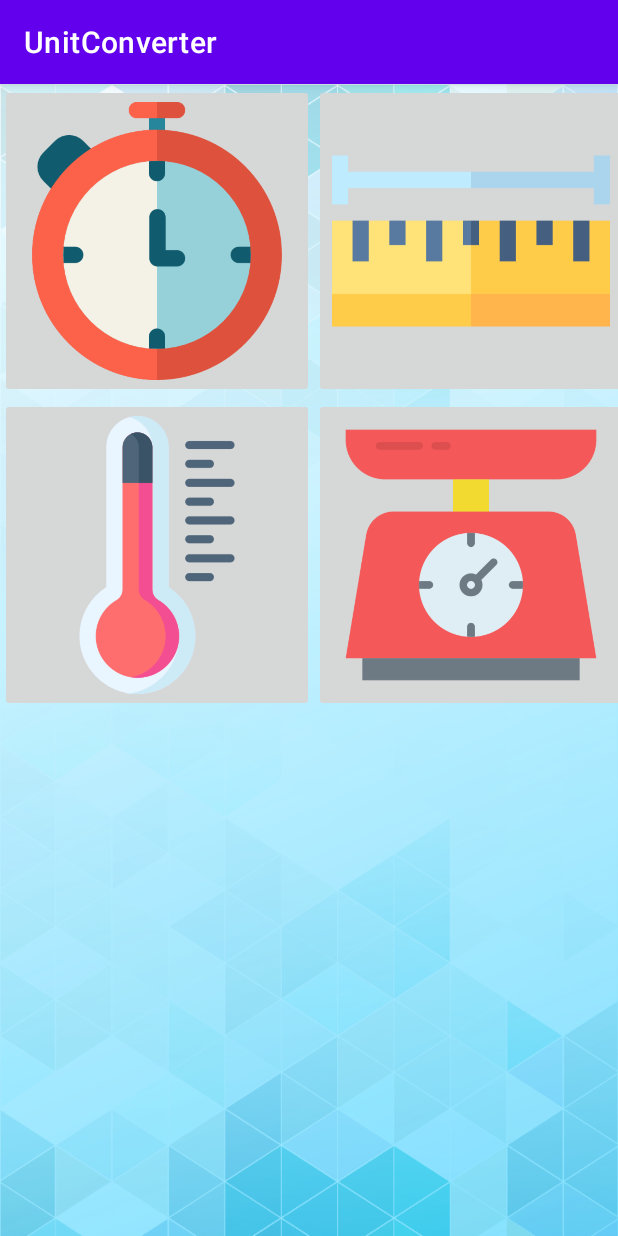
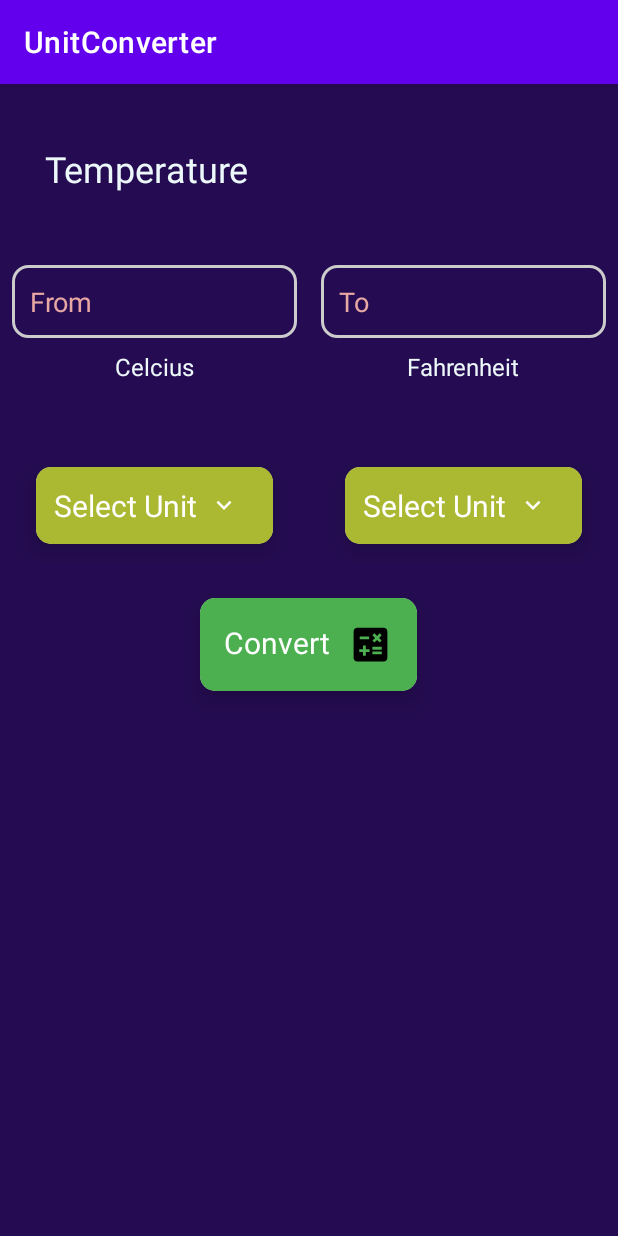
Before and after one commit to tatwamasidotexe/UnitConverter, an Android app: the screen it shows after launch (MainActivity before the commit, TempCalculator after it), after a tap on an icon or button, on a phone screen of 412 x 824 dp. Run offline under Robolectric (Android 15) with nearby library versions, the phone set to English and light mode, and no system bars.

Commit message:
background made right

```diff
--- a/src/main/java/com/example/unitconverter/MainActivity.java
+++ b/src/main/java/com/example/unitconverter/MainActivity.java
@@ -19,20 +19,20 @@ public class MainActivity extends AppCompatActivity {
         tempBtn = findViewById(R.id.tempBtn_id);
         massBtn = findViewById(R.id.massBtn_id);
 
-        timeBtn.setOnClickListener(new View.OnClickListener() {
-            @Override
-            public void onClick(View view) {
-                Intent in = new Intent(MainActivity.this, TimeCalculator.class);
-                startActivity(in);
-            }
-        });
-        lengthBtn.setOnClickListener(new View.OnClickListener() {
-            @Override
-            public void onClick(View view) {
-                Intent in = new Intent(MainActivity.this, LengthCalculator.class);
-                startActivity(in);
-            }
-        });
+//        timeBtn.setOnClickListener(new View.OnClickListener() {
+//            @Override
+//            public void onClick(View view) {
+//                Intent in = new Intent(MainActivity.this, TimeCalculator.class);
+//                startActivity(in);
+//            }
+//        });
+//        lengthBtn.setOnClickListener(new View.OnClickListener() {
+//            @Override
+//            public void onClick(View view) {
+//                Intent in = new Intent(MainActivity.this, LengthCalculator.class);
+//                startActivity(in);
+//            }
+//        });
         tempBtn.setOnClickListener(new View.OnClickListener() {
             @Override
             public void onClick(View view) {
@@ -40,12 +40,12 @@ public class MainActivity extends AppCompatActivity {
                 startActivity(in);
             }
         });
-        massBtn.setOnClickListener(new View.OnClickListener() {
-            @Override
-            public void onClick(View view) {
-                Intent in = new Intent(MainActivity.this, MassCalculator.class);
-                startActivity(in);
-            }
-        });
+//        massBtn.setOnClickListener(new View.OnClickListener() {
+//            @Override
+//            public void onClick(View view) {
+//                Intent in = new Intent(MainActivity.this, MassCalculator.class);
+//                startActivity(in);
+//            }
+//        });
     }
 }
--- /dev/null
+++ b/src/main/java/com/example/unitconverter/TempCalculator.java
@@ -0,0 +1,13 @@
+package com.example.unitconverter;
+
+import androidx.appcompat.app.AppCompatActivity;
+import android.os.Bundle;
+
+public class TempCalculator extends AppCompatActivity{
+    @Override
+    protected void onCreate(Bundle savedInstanceState) {
+        super.onCreate(savedInstanceState);
+        setContentView(R.layout.tempcalculator_layout);
+
+    }
+}
--- /dev/null
+++ b/src/main/res/drawable/bg_rounded_input_field.xml
@@ -0,0 +1,14 @@
+<?xml version="1.0" encoding="utf-8"?>
+
+<shape
+    xmlns:android="http://schemas.android.com/apk/res/android"
+    android:shape="rectangle">
+
+    <corners android:radius="10dp" />
+
+    <!-- This is the border color -->
+    <stroke android:width="2dp" android:color="#ccc" />
+
+    />
+
+</shape>
--- /dev/null
+++ b/src/main/res/drawable/down_arrow.xml
@@ -0,0 +1,5 @@
+<vector android:height="24dp" android:tint="#000000"
+    android:viewportHeight="24" android:viewportWidth="24"
+    android:width="24dp" xmlns:android="http://schemas.android.com/apk/res/android">
+    <path android:fillColor="@android:color/white" android:pathData="M7.41,8.59L12,13.17l4.59,-4.58L18,10l-6,6 -6,-6 1.41,-1.41z"/>
+</vector>
--- /dev/null
+++ b/src/main/res/drawable/ic_baseline_calculate_24.xml
@@ -0,0 +1,5 @@
+<vector android:height="24dp" android:tint="#000000"
+    android:viewportHeight="24" android:viewportWidth="24"
+    android:width="24dp" xmlns:android="http://schemas.android.com/apk/res/android">
+    <path android:fillColor="@android:color/white" android:pathData="M19,3H5C3.9,3 3,3.9 3,5v14c0,1.1 0.9,2 2,2h14c1.1,0 2,-0.9 2,-2V5C21,3.9 20.1,3 19,3zM13.03,7.06L14.09,6l1.41,1.41L16.91,6l1.06,1.06l-1.41,1.41l1.41,1.41l-1.06,1.06L15.5,9.54l-1.41,1.41l-1.06,-1.06l1.41,-1.41L13.03,7.06zM6.25,7.72h5v1.5h-5V7.72zM11.5,16h-2v2H8v-2H6v-1.5h2v-2h1.5v2h2V16zM18,17.25h-5v-1.5h5V17.25zM18,14.75h-5v-1.5h5V14.75z"/>
+</vector>
--- a/src/main/res/layout/activity_main.xml
+++ b/src/main/res/layout/activity_main.xml
@@ -1,5 +1,4 @@
 <?xml version="1.0" encoding="utf-8"?>
-<!--IMPORTANT otherwise backgrnd img. will not fill the whole screen -->
 
 <LinearLayout
     xmlns:android="http://schemas.android.com/apk/res/android"
@@ -7,43 +6,55 @@
     android:layout_height="match_parent"
     android:background="@drawable/background_image"
     android:orientation="vertical"
+    android:gravity="center"
     >
 
     <LinearLayout
         android:layout_width="wrap_content"
         android:layout_height="wrap_content"
-        android:orientation="horizontal">
+        android:layout_margin="10dp"
+        android:orientation="horizontal"
+        android:padding="10dp"
+        android:gravity="center">
+
         <ImageButton
             android:id="@+id/timeBtn_id"
-            android:layout_width="209dp"
-            android:layout_height="209dp"
+            android:layout_width="180dp"
+            android:layout_height="180dp"
+            android:backgroundTint="#00FFFFFF"
             android:scaleType="fitCenter"
             android:src="@drawable/chronometer" />
 
         <ImageButton
-            android:layout_width="209dp"
-            android:layout_height="209dp"
+            android:id="@+id/lengthBtn_id"
+            android:layout_width="180dp"
+            android:layout_height="180dp"
+            android:backgroundTint="#00FFFFFF"
             android:scaleType="fitCenter"
-            android:src="@drawable/length"
-            android:id="@+id/lengthBtn_id"/>
+            android:src="@drawable/length" />
     </LinearLayout>
 
     <LinearLayout
         android:layout_width="wrap_content"
         android:layout_height="wrap_content"
+        android:layout_margin="10dp"
         android:orientation="horizontal"
-        >
+        android:padding="10dp"
+        android:gravity="center">
+
         <ImageButton
             android:id="@+id/tempBtn_id"
-            android:layout_width="209dp"
-            android:layout_height="209dp"
+            android:layout_width="180dp"
+            android:layout_height="180dp"
+            android:backgroundTint="#00FFFFFF"
             android:scaleType="fitCenter"
             android:src="@drawable/thermometer" />
 
         <ImageButton
             android:id="@+id/massBtn_id"
-            android:layout_width="209dp"
-            android:layout_height="209dp"
+            android:layout_width="180dp"
+            android:layout_height="180dp"
+            android:backgroundTint="#00FFFFFF"
             android:scaleType="fitCenter"
             android:src="@drawable/weighing_machine" />
     </LinearLayout>
--- /dev/null
+++ b/src/main/res/layout/tempcalculator_layout.xml
@@ -0,0 +1,269 @@
+<?xml version="1.0" encoding="utf-8"?>
+<RelativeLayout xmlns:android="http://schemas.android.com/apk/res/android"
+    xmlns:app="http://schemas.android.com/apk/res-auto"
+    xmlns:tools="http://schemas.android.com/tools"
+    android:id="@+id/temp_relativeLayout"
+    android:layout_width="match_parent"
+    android:layout_height="match_parent"
+    android:background="@color/background"
+    tools:context=".TempCalculator">
+
+    <LinearLayout
+        android:id="@+id/ll_heading"
+        android:layout_width="match_parent"
+        android:layout_height="wrap_content"
+        android:layout_marginBottom="20dp"
+        android:orientation="horizontal">
+
+        <TextView
+            android:id="@+id/tv_text"
+            android:layout_width="wrap_content"
+            android:layout_height="wrap_content"
+            android:layout_marginLeft="30dp"
+            android:layout_marginTop="40dp"
+            android:text="Temperature"
+            android:textColor="@color/textColor"
+            android:textSize="24sp" />
+
+        <!--        <ImageView-->
+        <!--            android:layout_width="40dp"-->
+        <!--            android:layout_height="40dp"-->
+        <!--            android:layout_marginLeft="8dp"-->
+        <!--            android:layout_marginTop="40dp"-->
+        <!--            android:src="@drawable/temperature"-->
+        <!--        />-->
+
+    </LinearLayout>
+
+    <LinearLayout
+        android:id="@+id/editTextLinearLayout"
+        android:layout_width="match_parent"
+        android:layout_below="@id/ll_heading"
+        android:layout_height="wrap_content"
+        android:layout_marginTop="20dp"
+        android:orientation="horizontal"
+        android:weightSum="2">
+
+        <LinearLayout
+            android:layout_width="0dp"
+            android:layout_height="wrap_content"
+            android:layout_weight="1"
+            android:orientation="vertical">
+
+            <EditText
+                android:id="@+id/et_fromUnit"
+                android:layout_width="match_parent"
+                android:layout_height="wrap_content"
+                android:layout_margin="8dp"
+                android:background="@drawable/bg_rounded_input_field"
+                android:hint="From"
+                android:inputType="phone"
+                android:padding="12dp"
+                android:textColor="@color/textColor"
+                android:textColorHint="@color/hintColor"
+                android:textCursorDrawable="@null" />
+
+            <TextView
+                android:id="@+id/tv_fromUnit"
+                android:layout_width="match_parent"
+                android:layout_height="wrap_content"
+                android:text="Celcius"
+                android:textAlignment="center"
+                android:textColor="@color/textColor"
+                android:textSize="16sp" />
+
+        </LinearLayout>
+
+        <LinearLayout
+            android:layout_width="0dp"
+            android:layout_height="wrap_content"
+            android:layout_weight="1"
+            android:orientation="vertical">
+
+            <EditText
+                android:id="@+id/et_toUnit"
+                android:layout_width="match_parent"
+                android:layout_height="wrap_content"
+                android:layout_margin="8dp"
+                android:background="@drawable/bg_rounded_input_field"
+                android:hint="To"
+                android:enabled="false"
+                android:inputType="none"
+                android:padding="12dp"
+                android:textColor="@color/textColor"
+                android:textColorHint="@color/hintColor"
+                android:textCursorDrawable="@null" />
+
+            <TextView
+                android:id="@+id/tv_toUnit"
+                android:layout_width="match_parent"
+                android:layout_height="wrap_content"
+                android:text="Fahrenheit"
+                android:textAlignment="center"
+                android:textColor="@color/textColor"
+                android:textSize="16sp" />
+
+        </LinearLayout>
+
+    </LinearLayout>
+
+    <LinearLayout
+        android:id="@+id/listViewLinearLayout"
+        android:layout_width="match_parent"
+        android:layout_height="wrap_content"
+
+
+        android:layout_below="@id/editTextLinearLayout"
+        android:layout_marginTop="40dp"
+        android:orientation="horizontal"
+        android:weightSum="2">
+
+        <androidx.cardview.widget.CardView
+            android:id="@+id/fromUnit"
+            android:layout_width="0dp"
+            android:layout_height="wrap_content"
+            android:layout_marginLeft="24dp"
+            android:layout_marginTop="16dp"
+            android:layout_marginRight="24dp"
+            android:layout_marginBottom="12dp"
+            android:layout_weight="1"
+            app:cardCornerRadius="10dp"
+            app:cardElevation="10dp">
+
+            <RelativeLayout
+                android:layout_width="wrap_content"
+                android:layout_height="wrap_content"
+                android:background="@color/selectunit"
+                android:padding="4dp">
+
+                <RelativeLayout
+                    android:id="@+id/rl_fromUnit"
+                    android:layout_width="match_parent"
+                    android:layout_height="wrap_content"
+                    android:layout_centerInParent="true"
+                    android:padding="8dp">
+
+                    <TextView
+                        android:id="@+id/tv2_fromUnit"
+                        android:layout_width="wrap_content"
+                        android:layout_height="wrap_content"
+                        android:layout_marginRight="4dp"
+                        android:text="Select Unit"
+                        android:textColor="@color/white"
+                        android:textSize="20sp" />
+
+                    <ImageView
+                        android:layout_width="20dp"
+                        android:layout_height="20dp"
+                        android:layout_centerVertical="true"
+                        android:layout_marginLeft="4dp"
+                        android:layout_toRightOf="@id/tv2_fromUnit"
+                        android:src="@drawable/down_arrow"
+                        app:tint="@color/white" />
+
+                </RelativeLayout>
+
+            </RelativeLayout>
+
+        </androidx.cardview.widget.CardView>
+
+        <androidx.cardview.widget.CardView
+            android:id="@+id/toUnit"
+            android:layout_width="0dp"
+            android:layout_height="wrap_content"
+            android:layout_marginLeft="24dp"
+            android:layout_marginTop="16dp"
+            android:layout_marginRight="24dp"
+            android:layout_marginBottom="12dp"
+            android:layout_weight="1"
+            app:cardCornerRadius="10dp"
+            app:cardElevation="10dp">
+
+            <RelativeLayout
+                android:layout_width="wrap_content"
+                android:layout_height="wrap_content"
+                android:background="@color/selectunit"
+                android:padding="4dp">
+
+                <RelativeLayout
+                    android:id="@+id/rl_selectToUnit"
+                    android:layout_width="match_parent"
+                    android:layout_height="wrap_content"
+                    android:layout_centerInParent="true"
+                    android:padding="8dp">
+
+                    <TextView
+                        android:id="@+id/tv2_toUnit"
+                        android:layout_width="wrap_content"
+                        android:layout_height="wrap_content"
+                        android:layout_marginRight="4dp"
+                        android:text="Select Unit"
+                        android:textColor="@color/white"
+                        android:textSize="20sp" />
+
+                    <ImageView
+                        android:layout_width="20dp"
+                        android:layout_height="20dp"
+                        android:layout_centerVertical="true"
+                        android:layout_marginLeft="4dp"
+                        android:layout_toRightOf="@id/tv2_toUnit"
+                        android:src="@drawable/down_arrow"
+                        app:tint="@color/white" />
+
+                </RelativeLayout>
+
+            </RelativeLayout>
+
+        </androidx.cardview.widget.CardView>
+
+    </LinearLayout>
+
+    <androidx.cardview.widget.CardView
+        android:id="@+id/cv_convert"
+        android:layout_width="wrap_content"
+        android:layout_height="wrap_content"
+        android:layout_below="@id/listViewLinearLayout"
+        android:layout_centerHorizontal="true"
+        android:layout_marginLeft="24dp"
+        android:layout_marginTop="24dp"
+        app:cardCornerRadius="10dp"
+        app:cardElevation="10dp">
+
+        <RelativeLayout
+            android:layout_width="wrap_content"
+            android:layout_height="wrap_content"
+            android:background="@color/convertUnit"
+            android:padding="8dp">
+
+            <RelativeLayout
+                android:layout_width="wrap_content"
+                android:layout_height="wrap_content"
+                android:layout_centerInParent="true"
+                android:padding="8dp">
+
+                <TextView
+                    android:id="@+id/btn_convert"
+                    android:layout_width="wrap_content"
+                    android:layout_height="wrap_content"
+
+
+                    android:layout_marginRight="4dp"
+                    android:text="Convert"
+                    android:textColor="@color/white"
+                    android:textSize="20sp" />
+
+                <ImageView
+                    android:layout_width="30dp"
+                    android:layout_height="30dp"
+                    android:layout_marginLeft="8dp"
+                    android:layout_toRightOf="@id/btn_convert"
+                    android:src="@drawable/ic_baseline_calculate_24"/>
+
+            </RelativeLayout>
+
+        </RelativeLayout>
+
+    </androidx.cardview.widget.CardView>
+
+
+</RelativeLayout>
--- a/src/main/res/values/colors.xml
+++ b/src/main/res/values/colors.xml
@@ -7,4 +7,9 @@
     <color name="teal_700">#FF018786</color>
     <color name="black">#FF000000</color>
     <color name="white">#FFFFFFFF</color>
+    <color name="background">#250C52</color>
+    <color name="textColor">#EDF8FA</color>
+    <color name="hintColor">#E7A7A3</color>
+    <color name="selectunit">#ABB832</color>
+    <color name="convertUnit">#4CAF50</color>
 </resources>
```
Also changed, not shown: src/main/AndroidManifest.xml (+9 -0 lines), src/main/res/drawable/background_image.png, src/main/res/drawable/balance_scale_right.png (added), src/main/res/drawable/chronometer.png, src/main/res/drawable/clock.png (added), src/main/res/drawable/length.png, src/main/res/drawable/ruler_horizontal.png (added), src/main/res/drawable/thermometer.png, src/main/res/drawable/thermometer_half.png (added), src/main/res/drawable/weighing_machine.png.
